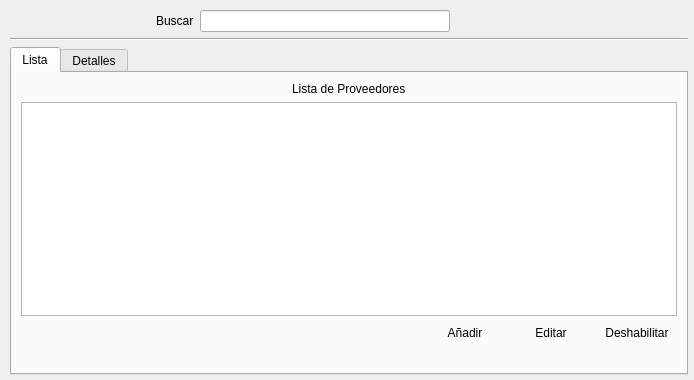
Old version of the form ui_proveedores.ui in the repository benArambide/ProyFinal-IS2.
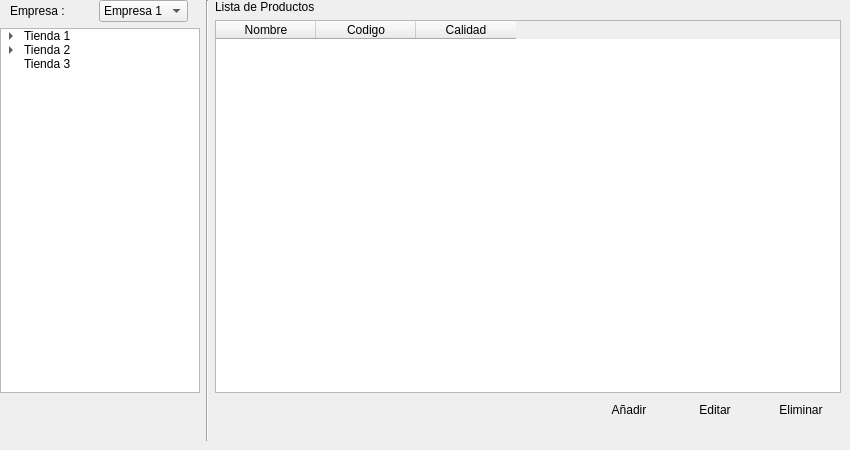
New version of the form. Icons and pictures are not drawn.

The edit to the form file:
```diff
--- a/ui_proveedores.ui
+++ b/ui_proveedores.ui
@@ -6,8 +6,8 @@
    <rect>
     <x>0</x>
     <y>0</y>
-    <width>694</width>
-    <height>380</height>
+    <width>850</width>
+    <height>450</height>
    </rect>
   </property>
   <property name="windowTitle">
@@ -16,138 +16,269 @@
   <widget class="QWidget" name="layoutWidget">
    <property name="geometry">
     <rect>
-     <x>10</x>
-     <y>10</y>
-     <width>678</width>
-     <height>365</height>
+     <x>0</x>
+     <y>0</y>
+     <width>841</width>
+     <height>441</height>
     </rect>
    </property>
    <layout class="QGridLayout" name="gridLayout_6">
     <item row="0" column="0">
-     <layout class="QGridLayout" name="gridLayout_11">
-      <item row="0" column="0">
-       <spacer name="horizontalSpacer_5">
-        <property name="orientation">
-         <enum>Qt::Horizontal</enum>
-        </property>
-        <property name="sizeHint" stdset="0">
-         <size>
-          <width>40</width>
-          <height>20</height>
-         </size>
-        </property>
-       </spacer>
-      </item>
-      <item row="0" column="1">
        <layout class="QGridLayout" name="gridLayout_10">
         <item row="0" column="0">
-         <widget class="QLabel" name="label_3">
+       <layout class="QGridLayout" name="gridLayout_11">
+        <item row="0" column="0">
+         <layout class="QGridLayout" name="gridLayout_12">
+          <item row="0" column="0">
+           <widget class="QLabel" name="label_4">
+            <property name="sizePolicy">
+             <sizepolicy hsizetype="Fixed" vsizetype="Fixed">
+              <horstretch>0</horstretch>
+              <verstretch>0</verstretch>
+             </sizepolicy>
+            </property>
           <property name="text">
-           <string>Buscar</string>
+             <string>Empresa :</string>
           </property>
          </widget>
         </item>
         <item row="0" column="1">
-         <widget class="QLineEdit" name="lineEdit">
-          <property name="minimumSize">
+           <spacer name="horizontalSpacer_6">
+            <property name="orientation">
+             <enum>Qt::Horizontal</enum>
+            </property>
+            <property name="sizeType">
+             <enum>QSizePolicy::Preferred</enum>
+            </property>
+            <property name="sizeHint" stdset="0">
            <size>
-            <width>250</width>
-            <height>0</height>
-           </size>
+              <width>18</width>
+              <height>20</height>
+             </size>
+            </property>
+           </spacer>
+          </item>
+          <item row="0" column="2">
+           <widget class="QComboBox" name="comboBox_2">
+            <property name="sizePolicy">
+             <sizepolicy hsizetype="Fixed" vsizetype="Fixed">
+              <horstretch>0</horstretch>
+              <verstretch>0</verstretch>
+             </sizepolicy>
+            </property>
+            <item>
+             <property name="text">
+              <string>Empresa 1</string>
+             </property>
+            </item>
+            <item>
+             <property name="text">
+              <string>Empresa 2</string>
+             </property>
+            </item>
+           </widget>
+          </item>
+         </layout>
+        </item>
+        <item row="1" column="0">
+         <widget class="QTreeWidget" name="treeWidget_2">
+          <property name="sizePolicy">
+           <sizepolicy hsizetype="Expanding" vsizetype="Expanding">
+            <horstretch>0</horstretch>
+            <verstretch>0</verstretch>
+           </sizepolicy>
           </property>
           <property name="maximumSize">
            <size>
-            <width>250</width>
+            <width>200</width>
             <height>16777215</height>
            </size>
           </property>
-         </widget>
-        </item>
-        <item row="0" column="2">
-         <widget class="QPushButton" name="pushButton_5">
+          <attribute name="headerVisible">
+           <bool>false</bool>
+          </attribute>
+          <column>
+           <property name="text">
+            <string>Empresas</string>
+           </property>
+          </column>
+          <item>
+           <property name="text">
+            <string>Tienda 1</string>
+           </property>
+           <item>
+            <property name="text">
+             <string>Almacen 1</string>
+            </property>
+            <item>
+             <property name="text">
+              <string>Contenedor 1</string>
+             </property>
+            </item>
+            <item>
           <property name="text">
-           <string/>
-          </property>
-          <property name="icon">
-           <iconset resource="Icons/Icons.qrc">
-            <normaloff>:/Icons/1349716430_zoom.png</normaloff>:/Icons/1349716430_zoom.png</iconset>
-          </property>
-          <property name="flat">
-           <bool>true</bool>
-          </property>
+              <string>Contenedor 2</string>
+             </property>
+            </item>
+            <item>
+             <property name="text">
+              <string>Contenedor 3</string>
+             </property>
+            </item>
+           </item>
+           <item>
+            <property name="text">
+             <string>Almacen 2</string>
+            </property>
+            <item>
+             <property name="text">
+              <string>Contenedor 1</string>
+             </property>
+            </item>
+           </item>
+          </item>
+          <item>
+           <property name="text">
+            <string>Tienda 2</string>
+           </property>
+           <item>
+            <property name="text">
+             <string>Almacen 1</string>
+            </property>
+           </item>
+          </item>
+          <item>
+           <property name="text">
+            <string>Tienda 3</string>
+           </property>
+          </item>
          </widget>
+        </item>
+        <item row="2" column="0">
+         <layout class="QGridLayout" name="gridLayout_13">
+          <item row="0" column="0">
+           <spacer name="horizontalSpacer_7">
+            <property name="orientation">
+             <enum>Qt::Horizontal</enum>
+            </property>
+            <property name="sizeType">
+             <enum>QSizePolicy::Expanding</enum>
+            </property>
+            <property name="sizeHint" stdset="0">
+             <size>
+              <width>40</width>
+              <height>20</height>
+             </size>
+            </property>
+           </spacer>
         </item>
         <item row="0" column="3">
-         <widget class="QPushButton" name="pushButton_6">
+           <widget class="QPushButton" name="pushButton_7">
+            <property name="sizePolicy">
+             <sizepolicy hsizetype="Fixed" vsizetype="Fixed">
+              <horstretch>0</horstretch>
+              <verstretch>0</verstretch>
+             </sizepolicy>
+            </property>
           <property name="text">
            <string/>
           </property>
           <property name="icon">
            <iconset resource="Icons/Icons.qrc">
-            <normaloff>:/Icons/1349716435_cog.png</normaloff>:/Icons/1349716435_cog.png</iconset>
+              <normaloff>:/Icons/1349716432_round_minus.png</normaloff>:/Icons/1349716432_round_minus.png</iconset>
+            </property>
+            <property name="autoDefault">
+             <bool>false</bool>
+            </property>
+            <property name="default">
+             <bool>false</bool>
           </property>
           <property name="flat">
            <bool>true</bool>
           </property>
          </widget>
-        </item>
-       </layout>
       </item>
       <item row="0" column="2">
-       <spacer name="horizontalSpacer_6">
-        <property name="orientation">
-         <enum>Qt::Horizontal</enum>
-        </property>
-        <property name="sizeHint" stdset="0">
-         <size>
-          <width>40</width>
-          <height>20</height>
-         </size>
-        </property>
-       </spacer>
+           <widget class="QPushButton" name="pushButton_8">
+            <property name="sizePolicy">
+             <sizepolicy hsizetype="Fixed" vsizetype="Fixed">
+              <horstretch>0</horstretch>
+              <verstretch>0</verstretch>
+             </sizepolicy>
+            </property>
+            <property name="text">
+             <string/>
+            </property>
+            <property name="icon">
+             <iconset resource="Icons/Icons.qrc">
+              <normaloff>:/Icons/1349716425_doc_edit.png</normaloff>:/Icons/1349716425_doc_edit.png</iconset>
+            </property>
+            <property name="flat">
+             <bool>true</bool>
+            </property>
+           </widget>
+          </item>
+          <item row="0" column="1">
+           <widget class="QPushButton" name="pushButton_9">
+            <property name="sizePolicy">
+             <sizepolicy hsizetype="Fixed" vsizetype="Fixed">
+              <horstretch>0</horstretch>
+              <verstretch>0</verstretch>
+             </sizepolicy>
+            </property>
+            <property name="text">
+             <string/>
+            </property>
+            <property name="icon">
+             <iconset resource="Icons/Icons.qrc">
+              <normaloff>:/Icons/1349716423_sq_plus.png</normaloff>:/Icons/1349716423_sq_plus.png</iconset>
+            </property>
+            <property name="flat">
+             <bool>true</bool>
+            </property>
+           </widget>
+          </item>
+         </layout>
       </item>
      </layout>
     </item>
     <item row="1" column="0">
-     <widget class="Line" name="line">
+       <spacer name="horizontalSpacer_8">
       <property name="orientation">
        <enum>Qt::Horizontal</enum>
       </property>
-     </widget>
-    </item>
-    <item row="2" column="0">
-     <widget class="QTabWidget" name="tabWidget">
-      <property name="currentIndex">
-       <number>0</number>
-      </property>
-      <widget class="QWidget" name="List">
-       <attribute name="title">
-        <string>Lista</string>
-       </attribute>
-       <layout class="QGridLayout" name="gridLayout_5">
+        <property name="sizeType">
+         <enum>QSizePolicy::Fixed</enum>
+        </property>
+        <property name="sizeHint" stdset="0">
+         <size>
+          <width>200</width>
+          <height>20</height>
+         </size>
+        </property>
+       </spacer>
+      </item>
+     </layout>
+    </item>
+    <item row="0" column="2">
+     <layout class="QGridLayout" name="gridLayout_14">
         <item row="0" column="0">
-         <layout class="QGridLayout" name="gridLayout_4">
+       <layout class="QGridLayout" name="gridLayout_15">
           <item row="0" column="0">
-           <layout class="QGridLayout" name="gridLayout_3">
-            <item row="0" column="0">
-             <layout class="QGridLayout" name="gridLayout_2">
-              <item row="0" column="0">
-               <widget class="QLabel" name="label_2">
+         <widget class="QLabel" name="label_5">
                 <property name="sizePolicy">
-                 <sizepolicy hsizetype="Fixed" vsizetype="Preferred">
+           <sizepolicy hsizetype="Fixed" vsizetype="Fixed">
                   <horstretch>0</horstretch>
                   <verstretch>0</verstretch>
                  </sizepolicy>
                 </property>
                 <property name="text">
-                 <string>Lista de Proveedores</string>
+           <string>Lista de Productos</string>
                 </property>
                </widget>
               </item>
-             </layout>
-            </item>
             <item row="2" column="0">
-             <layout class="QGridLayout" name="gridLayout">
+         <layout class="QGridLayout" name="gridLayout_16">
               <item row="0" column="0">
                <spacer name="horizontalSpacer_2">
                 <property name="orientation">
@@ -155,7 +286,7 @@
                 </property>
                 <property name="sizeHint" stdset="0">
                  <size>
-                  <width>40</width>
+              <width>1000</width>
                   <height>20</height>
                  </size>
                 </property>
@@ -210,7 +341,7 @@
                  </sizepolicy>
                 </property>
                 <property name="text">
-                 <string>Deshabilitar</string>
+             <string>Eliminar</string>
                 </property>
                 <property name="icon">
                  <iconset resource="Icons/Icons.qrc">
@@ -224,18 +355,34 @@
              </layout>
             </item>
             <item row="1" column="0">
-             <widget class="QTableView" name="tableView"/>
+         <widget class="QTableWidget" name="tableWidget_2">
+          <column>
+           <property name="text">
+            <string>Nombre</string>
+           </property>
+          </column>
+          <column>
+           <property name="text">
+            <string>Codigo</string>
+           </property>
+          </column>
+          <column>
+           <property name="text">
+            <string>Calidad</string>
+           </property>
+          </column>
+         </widget>
             </item>
            </layout>
           </item>
           <item row="1" column="0">
-           <spacer name="horizontalSpacer_4">
+       <spacer name="horizontalSpacer_10">
             <property name="orientation">
              <enum>Qt::Horizontal</enum>
             </property>
             <property name="sizeHint" stdset="0">
              <size>
-              <width>650</width>
+          <width>1000</width>
               <height>20</height>
              </size>
             </property>
@@ -243,13 +390,11 @@
           </item>
          </layout>
         </item>
-       </layout>
-      </widget>
-      <widget class="QWidget" name="details">
-       <attribute name="title">
-        <string>Detalles</string>
-       </attribute>
-      </widget>
+    <item row="0" column="1">
+     <widget class="Line" name="line_2">
+      <property name="orientation">
+       <enum>Qt::Vertical</enum>
+      </property>
      </widget>
     </item>
    </layout>
```
Left out of the diff: 19 changed lines with no effect on the pictures. Lines whose indentation alone changed are shown as unchanged.
